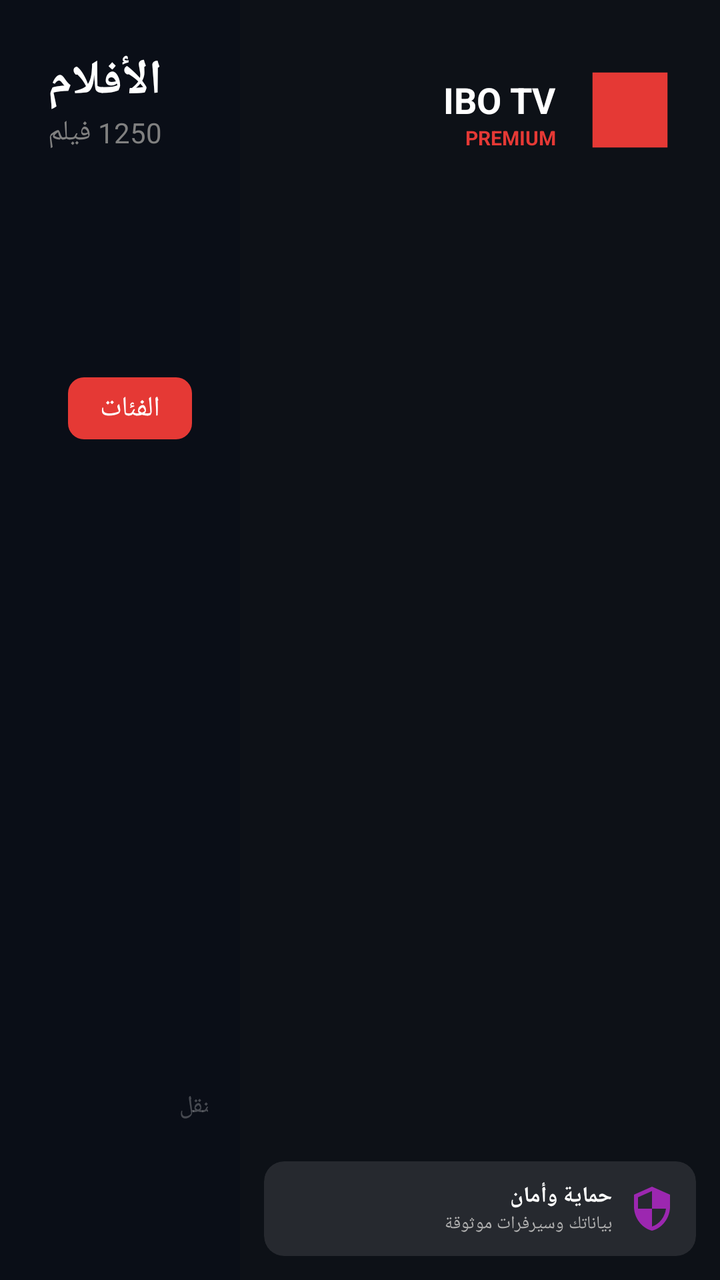
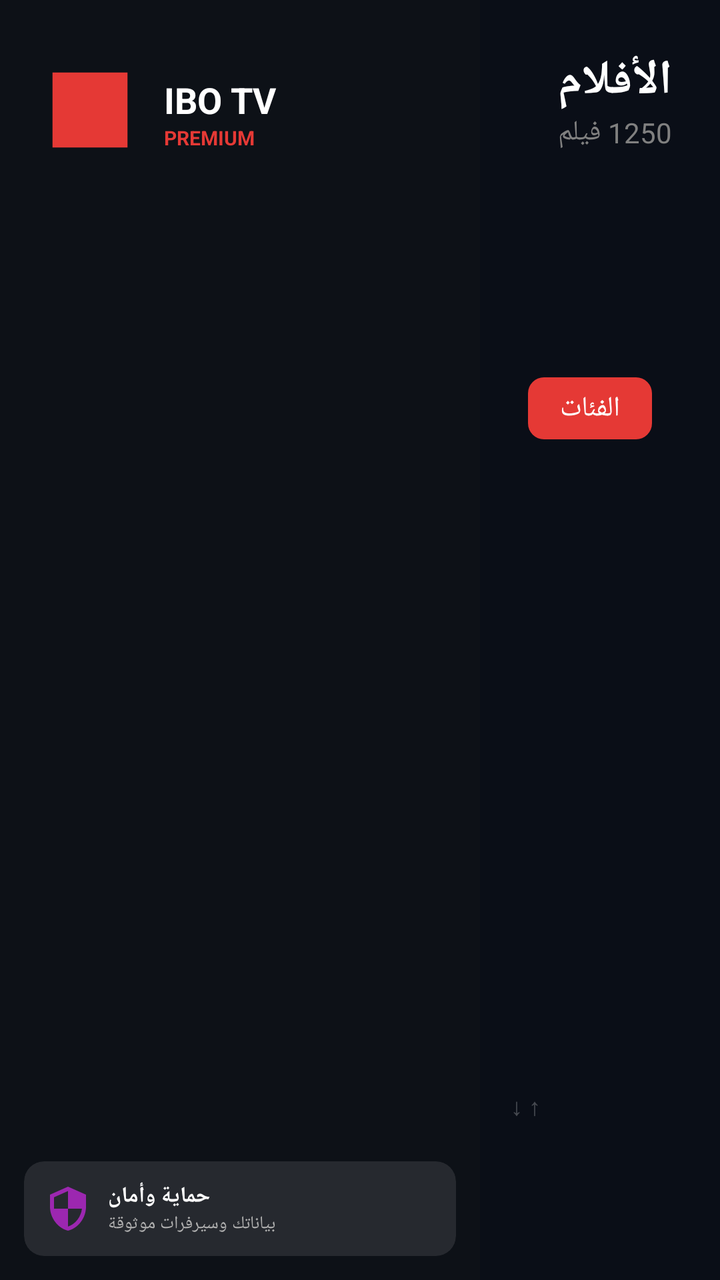

The first picture is an Android layout as it rendered before a commit; the second is the same layout after the commit. The layout source and the unified diff follow.
<!-- AndroidManifest.xml: application theme AppTheme -->
<!-- res/layout/activity_movies.xml -->
<?xml version="1.0" encoding="utf-8"?>
<androidx.constraintlayout.widget.ConstraintLayout xmlns:android="http://schemas.android.com/apk/res/android"
    xmlns:app="http://schemas.android.com/apk/res-auto"
    android:layout_width="match_parent"
    android:layout_height="match_parent"
    android:background="@color/ibo_bg_dark"
    android:layoutDirection="rtl">

    
    <androidx.constraintlayout.widget.ConstraintLayout
        android:id="@+id/sidebarContainer"
        android:layout_width="240dp"
        android:layout_height="match_parent"
        android:background="@color/ibo_sidebar_bg"
        app:layout_constraintStart_toStartOf="parent">

        <ImageView
            android:id="@+id/sidebarLogo"
            android:layout_width="50dp"
            android:layout_height="50dp"
            android:layout_marginTop="30dp"
            android:layout_marginStart="20dp"
            android:src="@drawable/ic_logo"
            app:layout_constraintStart_toStartOf="parent"
            app:layout_constraintTop_toTopOf="parent" />

        <TextView
            android:id="@+id/sidebarAppName"
            android:layout_width="wrap_content"
            android:layout_height="wrap_content"
            android:layout_marginStart="12dp"
            android:text="@string/ibo_tv"
            android:textColor="@color/white"
            android:textSize="18sp"
            android:textStyle="bold"
            app:layout_constraintBottom_toBottomOf="@id/sidebarLogo"
            app:layout_constraintStart_toEndOf="@id/sidebarLogo"
            app:layout_constraintTop_toTopOf="@id/sidebarLogo"
            app:layout_constraintVertical_bias="0.3" />

        <TextView
            android:layout_width="wrap_content"
            android:layout_height="wrap_content"
            android:text="@string/premium"
            android:textColor="@color/ibo_accent_red"
            android:textSize="10sp"
            android:textStyle="bold"
            app:layout_constraintStart_toStartOf="@id/sidebarAppName"
            app:layout_constraintTop_toBottomOf="@id/sidebarAppName" />

        <androidx.recyclerview.widget.RecyclerView
            android:id="@+id/sidebarRecyclerView"
            android:layout_width="match_parent"
            android:layout_height="0dp"
            android:layout_marginTop="20dp"
            app:layout_constraintBottom_toTopOf="@+id/sidebarFooter"
            app:layout_constraintTop_toBottomOf="@id/sidebarLogo" />

        <androidx.cardview.widget.CardView
            android:id="@+id/sidebarFooter"
            android:layout_width="match_parent"
            android:layout_height="wrap_content"
            android:layout_margin="12dp"
            app:cardBackgroundColor="@color/glass_white_10"
            app:cardCornerRadius="10dp"
            app:cardElevation="0dp"
            app:layout_constraintBottom_toBottomOf="parent">
            <LinearLayout
                android:layout_width="match_parent"
                android:layout_height="wrap_content"
                android:orientation="horizontal"
                android:padding="10dp"
                android:gravity="center_vertical">
                <ImageView
                    android:layout_width="24dp"
                    android:layout_height="24dp"
                    android:src="@drawable/ic_security"
                    app:tint="@color/ibo_accent_purple" />
                <LinearLayout
                    android:layout_width="match_parent"
                    android:layout_height="wrap_content"
                    android:layout_marginStart="8dp"
                    android:orientation="vertical">
                    <TextView
                        android:layout_width="wrap_content"
                        android:layout_height="wrap_content"
                        android:text="@string/security_title"
                        android:textColor="@color/white"
                        android:textSize="11sp"
                        android:textStyle="bold" />
                    <TextView
                        android:layout_width="wrap_content"
                        android:layout_height="wrap_content"
                        android:text="@string/security_desc"
                        android:textColor="@color/text_gray_light"
                        android:textSize="9sp" />
                </LinearLayout>
            </LinearLayout>
        </androidx.cardview.widget.CardView>
    </androidx.constraintlayout.widget.ConstraintLayout>

    
    <androidx.constraintlayout.widget.ConstraintLayout
        android:layout_width="0dp"
        android:layout_height="match_parent"
        app:layout_constraintEnd_toEndOf="parent"
        app:layout_constraintStart_toEndOf="@id/sidebarContainer">

        
        <LinearLayout
            android:id="@+id/headerLayout"
            android:layout_width="wrap_content"
            android:layout_height="wrap_content"
            android:layout_margin="24dp"
            android:gravity="end"
            android:orientation="vertical"
            app:layout_constraintEnd_toEndOf="parent"
            app:layout_constraintTop_toTopOf="parent">
            <TextView
                android:id="@+id/moviesTitle"
                android:layout_width="wrap_content"
                android:layout_height="wrap_content"
                android:text="الأفلام"
                android:textColor="@color/white"
                android:textSize="24sp"
                android:textStyle="bold" />
            <TextView
                android:id="@+id/moviesCount"
                android:layout_width="wrap_content"
                android:layout_height="wrap_content"
                android:text="1250 فيلم"
                android:textColor="#808080"
                android:textSize="14sp" />
        </LinearLayout>

        
        <LinearLayout
            android:id="@+id/filterBar"
            android:layout_width="match_parent"
            android:layout_height="wrap_content"
            android:layout_marginTop="16dp"
            android:layout_marginHorizontal="24dp"
            android:gravity="center_vertical"
            android:orientation="horizontal"
            app:layout_constraintTop_toBottomOf="@id/headerLayout">

            <TextView
                android:id="@+id/movieCategorySelector"
                android:layout_width="wrap_content"
                android:layout_height="wrap_content"
                android:background="@drawable/bg_button_red"
                android:clickable="true"
                android:focusable="true"
                android:paddingHorizontal="16dp"
                android:paddingVertical="6dp"
                android:text="الفئات"
                android:textColor="@color/white"
                android:textSize="14sp" />

            <TextView
                android:layout_width="wrap_content"
                android:layout_height="wrap_content"
                android:layout_marginStart="20dp"
                android:text="الأكثر أفلام"
                android:textColor="#808080"
                android:textSize="14sp" />

            <TextView
                android:layout_width="wrap_content"
                android:layout_height="wrap_content"
                android:layout_marginStart="20dp"
                android:text="الأكثر مشاهدة"
                android:textColor="#808080"
                android:textSize="14sp" />

            <TextView
                android:layout_width="wrap_content"
                android:layout_height="wrap_content"
                android:layout_marginStart="20dp"
                android:text="أعلى التقييم"
                android:textColor="#808080"
                android:textSize="14sp" />

            <ImageView
                android:layout_width="20dp"
                android:layout_height="20dp"
                android:layout_marginStart="20dp"
                android:src="@drawable/ic_search"
                app:tint="#808080" />

            <View android:layout_width="0dp" android:layout_height="1dp" android:layout_weight="1"/>

            <TextView
                android:layout_width="wrap_content"
                android:layout_height="wrap_content"
                android:text="فلترة ●"
                android:textColor="@color/white"
                android:textSize="14sp" />
        </LinearLayout>

        
        <androidx.recyclerview.widget.RecyclerView
            android:id="@+id/moviesRecyclerView"
            android:layout_width="match_parent"
            android:layout_height="0dp"
            android:layout_marginTop="20dp"
            android:layout_marginHorizontal="16dp"
            android:clipToPadding="false"
            android:paddingBottom="60dp"
            app:layout_constraintBottom_toBottomOf="parent"
            app:layout_constraintTop_toBottomOf="@id/filterBar" />

        
        <LinearLayout
            android:layout_width="match_parent"
            android:layout_height="wrap_content"
            android:gravity="center"
            android:orientation="horizontal"
            android:padding="16dp"
            app:layout_constraintBottom_toBottomOf="parent">
            <TextView
                android:layout_width="wrap_content"
                android:layout_height="wrap_content"
                android:text="↑ ↓ تنقل"
                android:textColor="#40FFFFFF"
                android:textSize="12sp"
                android:layout_marginHorizontal="16dp"/>
            <TextView
                android:layout_width="wrap_content"
                android:layout_height="wrap_content"
                android:text="OK اختيار"
                android:textColor="#40FFFFFF"
                android:textSize="12sp"
                android:layout_marginHorizontal="16dp"/>
            <TextView
                android:layout_width="wrap_content"
                android:layout_height="wrap_content"
                android:text="← رجوع"
                android:textColor="#40FFFFFF"
                android:textSize="12sp"
                android:layout_marginHorizontal="16dp"/>
            <TextView
                android:layout_width="wrap_content"
                android:layout_height="wrap_content"
                android:text="☰ قائمة"
                android:textColor="#40FFFFFF"
                android:textSize="12sp"
                android:layout_marginHorizontal="16dp"/>
        </LinearLayout>
    </androidx.constraintlayout.widget.ConstraintLayout>
</androidx.constraintlayout.widget.ConstraintLayout>
<!-- resources referenced by this layout -->
<resources>
  <color name="glass_white_10">#1AFFFFFF</color>
  <color name="ibo_accent_purple">#9C27B0</color>
  <color name="ibo_accent_red">#E53935</color>
  <color name="ibo_bg_dark">#0A0E17</color>
  <color name="ibo_sidebar_bg">#0D1117</color>
  <color name="text_gray_light">#B0B0B0</color>
  <color name="white">#FFFFFF</color>
  <!-- drawable bg_button_red (drawable) -->
  <?xml version="1.0" encoding="utf-8"?>
  <shape xmlns:android="http://schemas.android.com/apk/res/android">
      <solid android:color="#E53935" />
      <corners android:radius="8dp" />
  </shape>
  <!-- drawable ic_logo (drawable) -->
  <?xml version="1.0" encoding="utf-8"?>
  <vector xmlns:android="http://schemas.android.com/apk/res/android"
      android:width="96dp"
      android:height="96dp"
      android:viewportWidth="24"
      android:viewportHeight="24">
  
      <path
          android:fillColor="#E53935"
          android:pathData="M3,3h18v18H3z"/>
  </vector>
  <!-- drawable ic_search: png bitmap (drawable, 437 bytes) -->
  <!-- drawable ic_security (drawable) -->
  <?xml version="1.0" encoding="utf-8"?>
  <vector xmlns:android="http://schemas.android.com/apk/res/android"
      android:width="24dp" android:height="24dp"
      android:viewportWidth="24" android:viewportHeight="24">
      <path android:fillColor="#2196F3"
          android:pathData="M12,1L3,5v6c0,5.55 3.84,10.74 9,12 5.16,-1.26 9,-6.45 9,-12V5l-9,-4zM12,11.99h7c-0.53,4.12 -3.28,7.79 -7,8.94V12H5V6.3l7,-3.11v8.8z"/>
  </vector>
  <string name="ibo_tv">IBO TV</string>
  <string name="premium">PREMIUM</string>
  <string name="security_desc">بياناتك وسيرفرات موثوقة</string>
  <string name="security_title">حماية وأمان</string>
  <style name="AppTheme" parent="Theme.AppCompat.NoActionBar">
          
          <item name="colorPrimary">@color/primary_blue</item>
          <item name="colorPrimaryDark">@color/dark_background</item>
          <item name="colorAccent">@color/accent_blue</item>
  
          
          <item name="android:windowBackground">@color/dark_background</item>
          <item name="android:colorBackground">@color/dark_background</item>
  
          
          <item name="android:textColorPrimary">@color/text_primary</item>
          <item name="android:textColorSecondary">@color/text_secondary</item>
  
          
          <item name="android:windowDrawsSystemBarBackgrounds">true</item>
      </style>
  <color name="primary_blue">#2196F3</color>
  <color name="dark_background">#0D1117</color>
  <color name="accent_blue">#64B5F6</color>
  <color name="text_primary">#FFFFFF</color>
  <color name="text_secondary">#B0B0B0</color>
</resources>

<!-- the commit's change to res/layout/activity_movies.xml (unified diff, before → after) -->
@@ -4,7 +4,7 @@
     android:layout_width="match_parent"
     android:layout_height="match_parent"
     android:background="@color/ibo_bg_dark"
-    android:layoutDirection="rtl">
+    android:layoutDirection="ltr">
 
     
     <androidx.constraintlayout.widget.ConstraintLayout
